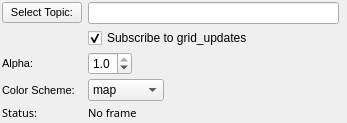
Qt form mapviz_plugins/ui/occupancy_grid_config.ui (ros2-gbp/mapviz-release) before a commit.
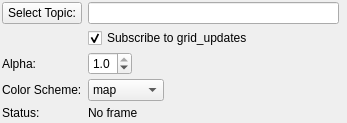
The same form after that commit.

```diff
--- a/mapviz_plugins/ui/occupancy_grid_config.ui
+++ b/mapviz_plugins/ui/occupancy_grid_config.ui
@@ -66,12 +66,6 @@
    </item>
    <item row="6" column="0">
     <widget class="QLabel" name="label_2">
-     <property name="font">
-      <font>
-       <family>Sans Serif</family>
-       <pointsize>8</pointsize>
-      </font>
-     </property>
      <property name="text">
       <string>Status:</string>
      </property>
@@ -79,11 +73,6 @@
    </item>
    <item row="4" column="0">
     <widget class="QLabel" name="label_3">
-     <property name="font">
-      <font>
-       <pointsize>8</pointsize>
-      </font>
-     </property>
      <property name="text">
       <string>Alpha:</string>
      </property>
@@ -100,12 +89,6 @@
    </item>
    <item row="6" column="1" colspan="2">
     <widget class="QLabel" name="status">
-     <property name="font">
-      <font>
-       <family>Sans Serif</family>
-       <pointsize>8</pointsize>
-      </font>
-     </property>
      <property name="styleSheet">
       <string notr="true"/>
      </property>
@@ -125,11 +108,6 @@
        <verstretch>0</verstretch>
       </sizepolicy>
      </property>
-     <property name="font">
-      <font>
-       <pointsize>8</pointsize>
-      </font>
-     </property>
      <property name="text">
       <string>Select Topic:</string>
      </property>
@@ -137,11 +115,6 @@
    </item>
    <item row="5" column="0">
     <widget class="QLabel" name="label_4">
-     <property name="font">
-      <font>
-       <pointsize>8</pointsize>
-      </font>
-     </property>
      <property name="text">
       <string>Color Scheme:</string>
      </property>
```
Left out of the diff: 5 changed lines with no effect on the pictures.
